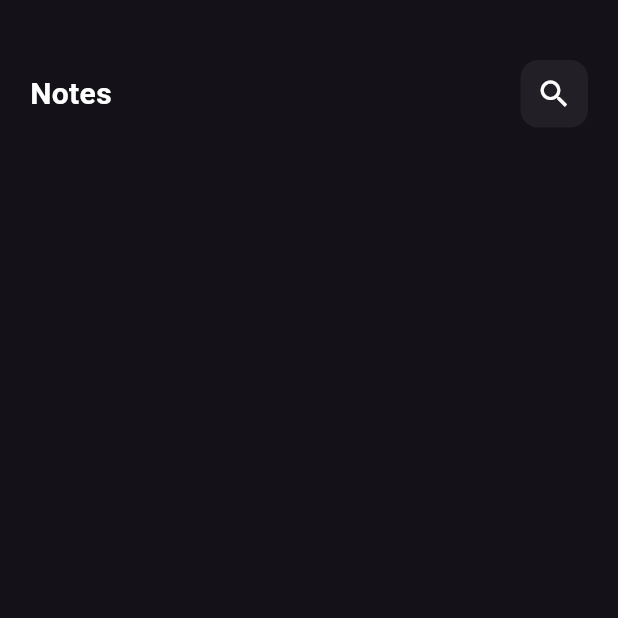
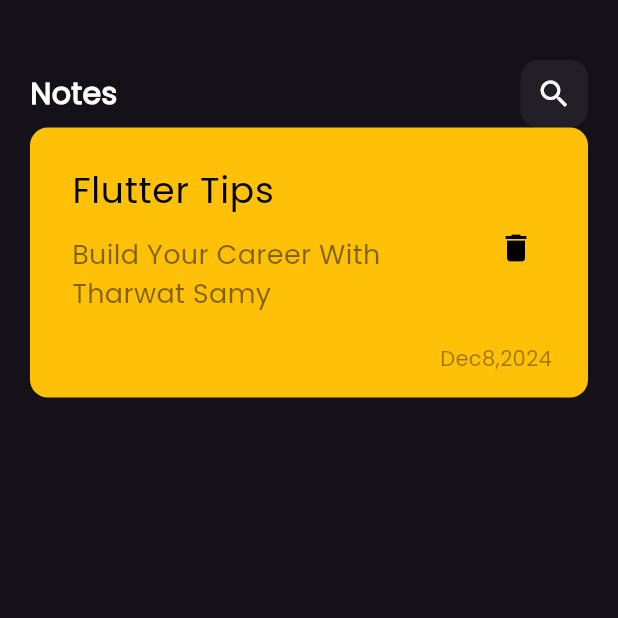
Before and after one commit to MohamedALshayeb/notes_app, a Flutter app: the screen it shows after launch, on a phone screen of 412 x 824 dp, the top half of it. Run offline on Flutter 3.47's test engine with Material 3 defaults, Android fonts, the phone set to English and light mode, and no system bars.

Commit message:
create_custom_note_item

```diff
--- a/lib/main.dart
+++ b/lib/main.dart
@@ -11,7 +11,7 @@ class NotesAppTraining extends StatelessWidget {
   @override
   Widget build(BuildContext context) {
     return MaterialApp(
-      theme: ThemeData.dark(),
+      theme: ThemeData(brightness: Brightness.dark, fontFamily: 'Poppins'),
       home: const NotesView(),
     );
   }
--- a/lib/view/notes_view.dart
+++ b/lib/view/notes_view.dart
@@ -1,5 +1,6 @@
 import 'package:flutter/material.dart';
 import 'package:notes_app_training/widgets/custom_app_bar.dart';
+import 'package:notes_app_training/widgets/custom_note_item.dart';
 
 class NotesView extends StatelessWidget {
   const NotesView({super.key});
@@ -15,6 +16,7 @@ class NotesView extends StatelessWidget {
               height: 40,
             ),
             CustomAppBar(),
+            NoteItem(),
           ],
         ),
       ),
--- /dev/null
+++ b/lib/widgets/custom_note_item.dart
@@ -0,0 +1,56 @@
+import 'package:flutter/material.dart';
+
+class NoteItem extends StatelessWidget {
+  const NoteItem({super.key});
+
+  @override
+  Widget build(BuildContext context) {
+    return Container(
+      padding: const EdgeInsets.only(top: 16, bottom: 16, left: 12),
+      decoration: BoxDecoration(
+        borderRadius: BorderRadius.circular(12),
+        color: Colors.amber,
+      ),
+      child: Column(
+        crossAxisAlignment: CrossAxisAlignment.end,
+        children: [
+          ListTile(
+            title: const Text(
+              'Flutter Tips',
+              style: TextStyle(
+                color: Colors.black,
+                fontSize: 24,
+              ),
+            ),
+            subtitle: Padding(
+              padding: const EdgeInsets.symmetric(vertical: 12),
+              child: Text(
+                'Build Your Career With Tharwat Samy',
+                style: TextStyle(
+                  color: Colors.black.withOpacity(.5),
+                  fontSize: 18,
+                ),
+              ),
+            ),
+            trailing: IconButton(
+              onPressed: () {},
+              icon: const Icon(
+                Icons.delete,
+                color: Colors.black,
+              ),
+            ),
+          ),
+          Padding(
+            padding: const EdgeInsets.only(right: 24),
+            child: Text(
+              'Dec8,2024',
+              style: TextStyle(
+                color: Colors.black.withOpacity(.4),
+              ),
+            ),
+          ),
+        ],
+      ),
+    );
+  }
+}
```
Also changed, not shown: pubspec.yaml (+4 -4 lines), assets/fonts/Poppins-Regular.ttf (added).
